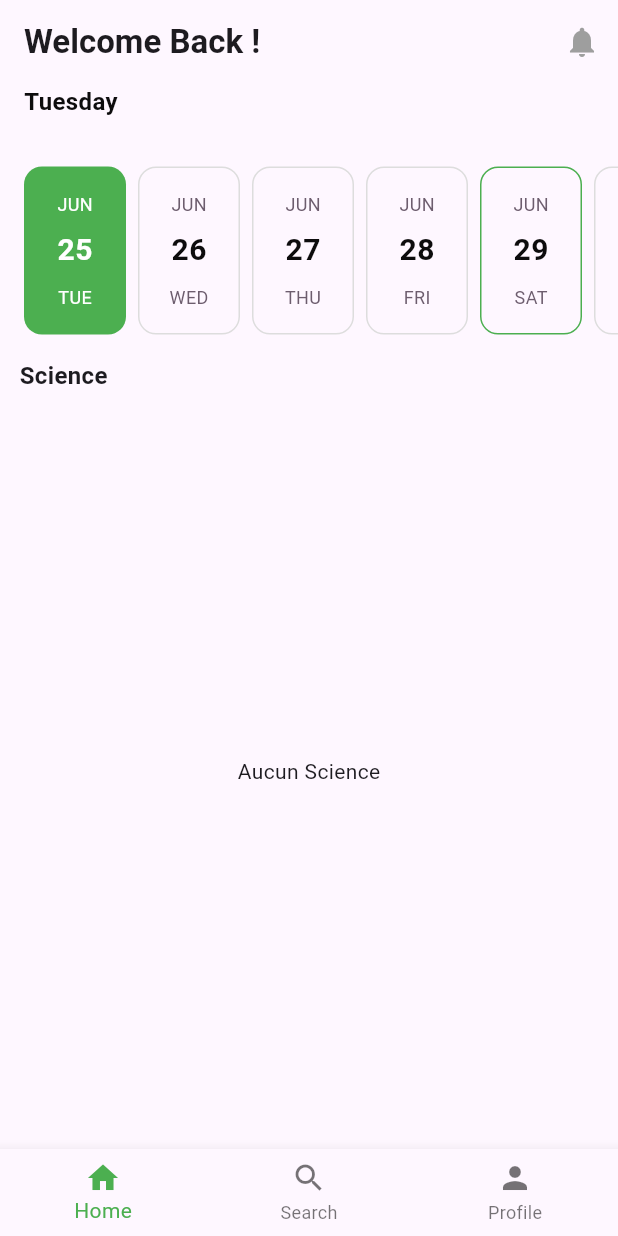
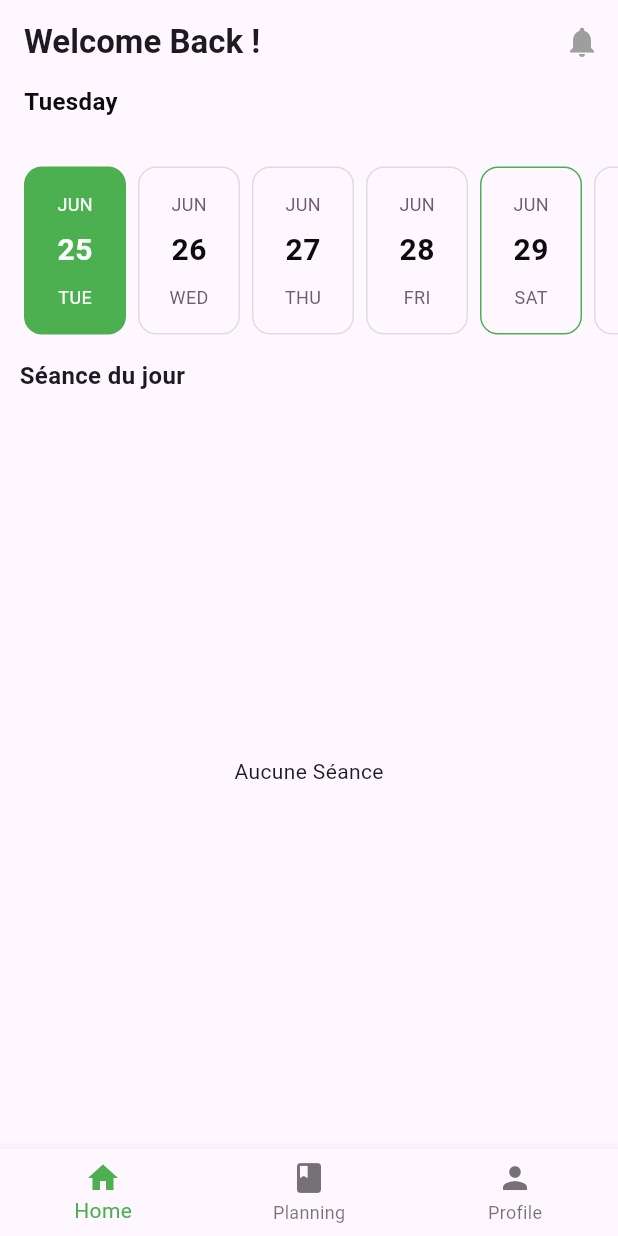
Before and after one commit to Yacine0or/pfe, a Flutter app: the MyHomePage screen opened directly, on a phone screen of 412 x 824 dp. Run offline on Flutter 3.47's test engine with Material 3 defaults, Android fonts, the phone set to English and light mode, and no system bars; drawn by our look-alikes of easy_date_timeline; our stand-ins replace animate_do, cloud_firestore, file_picker, firebase_auth, firebase_core, firebase_storage and 2 more; missing offline and left inert: qr_bar_code_scanner_dialog; accounts and stored records are empty.

Commit message:
commit changes

```diff
--- a/lib/files/home.dart
+++ b/lib/files/home.dart
@@ -68,14 +68,13 @@ class _MainScreenState extends State<HomeScreen> {
         children: [
 
           EasyInfiniteDateTimeLine(
+
             activeColor: Colors.green,
             controller: _controller,
             firstDate: DateTime(2024,06,25),
             focusDate: today,
             lastDate: DateTime(2024,06,31),
-            disabledDates: [
 
-            ],
 
             onDateChange: (selectedDate) {
               setState(() {
@@ -86,7 +85,7 @@ class _MainScreenState extends State<HomeScreen> {
           ),
           Padding(
             padding: const EdgeInsets.only(left: 13,top: 8),
-            child: Text("Science",style: TextStyle(fontWeight: FontWeight.bold,fontSize: 16),),
+            child: Text("Séance du jour",style: TextStyle(fontWeight: FontWeight.bold,fontSize: 16),),
           ),
           Expanded(
               flex: 6,
@@ -94,7 +93,7 @@ class _MainScreenState extends State<HomeScreen> {
                 future: getData(),
                 builder: (BuildContext context, AsyncSnapshot<List<ScienceObject>> snapshot) {
                   if(snapshot.connectionState == ConnectionState.done){
-                    return snapshot.data?.isEmpty??true?Center(child: Text("Aucun Science"),):ListView.builder(
+                    return snapshot.data?.isEmpty??true?Center(child: Text("Aucune Séance"),):ListView.builder(
                         itemCount: snapshot.data?.length??0,
                         itemBuilder: (context,position){
                           return ScienceModel(science:snapshot.data![position],ontap: (){
@@ -113,7 +112,7 @@ class _MainScreenState extends State<HomeScreen> {
                                       width: 100,
                                     ),
                                     SizedBox(height: 10,),
-                                    item(Icons.credit_card_rounded, "Science",object.name ),
+                                    item(Icons.credit_card_rounded, "Séance",object.name ),
                                     item(Icons.book, "Type",object.type ),
                                     item(Icons.dashboard, "Branche",object.branche ),
                                     item(Icons.date_range, "Date","${object.day} ${object.time}" ),
--- a/lib/files/scrolingpage.dart
+++ b/lib/files/scrolingpage.dart
@@ -36,8 +36,8 @@ class _MyHomePageState extends State<MyHomePage> {
             label: 'Home',
           ),
           BottomNavigationBarItem(
-            icon: Icon(Icons.search),
-            label: 'Search',
+            icon: Icon(Icons.book),
+            label: 'Planning',
           ),
           BottomNavigationBarItem(
             icon: Icon(Icons.person),
```
Also changed, not shown: lib/models/science_model.dart (+14 -4 lines), pubspec.lock.
